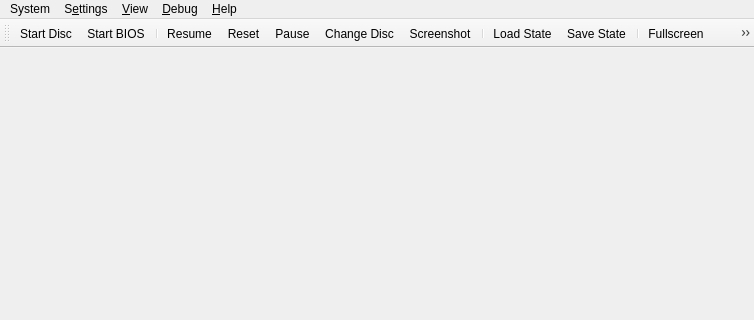
kofxi3584karlayang/duckstation, file src/duckstation-qt/mainwindow.ui: the form before one commit; both pictures show x 0 to 754 and y 0 to 320 of the 754 by 600 pixel window.
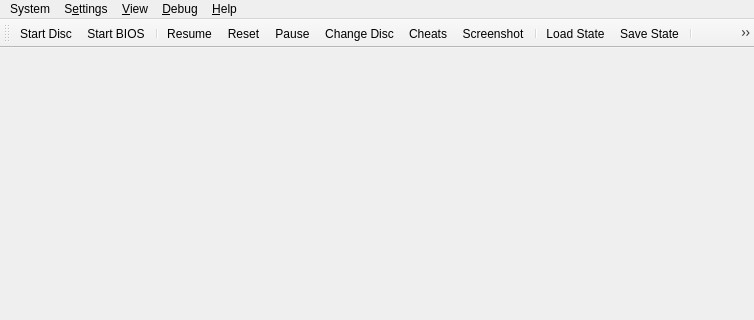
The form after the commit. Icons and pictures are not drawn.

Commit message: Qt: Hook up cheat list menus

Patch:
```diff
--- a/src/duckstation-qt/mainwindow.ui
+++ b/src/duckstation-qt/mainwindow.ui
@@ -203,6 +203,7 @@
    <addaction name="actionReset"/>
    <addaction name="actionPause"/>
    <addaction name="actionChangeDisc"/>
+   <addaction name="actionCheats"/>
    <addaction name="actionScreenshot"/>
    <addaction name="separator"/>
    <addaction name="actionLoadState"/>
@@ -385,6 +386,15 @@
     <string>Change Disc...</string>
    </property>
   </action>
+  <action name="actionCheats">
+   <property name="icon">
+    <iconset resource="resources/icons.qrc">
+     <normaloff>:/icons/actions-tools-wizard-32.png</normaloff>:/icons/actions-tools-wizard-32.png</iconset>
+   </property>
+   <property name="text">
+    <string>Cheats...</string>
+   </property>
+  </action>
   <action name="actionAudioSettings">
    <property name="icon">
     <iconset resource="resources/icons.qrc">
```
Left out of the diff: 11 changed lines with no effect on the pictures. The commit also changes 11 other files.
